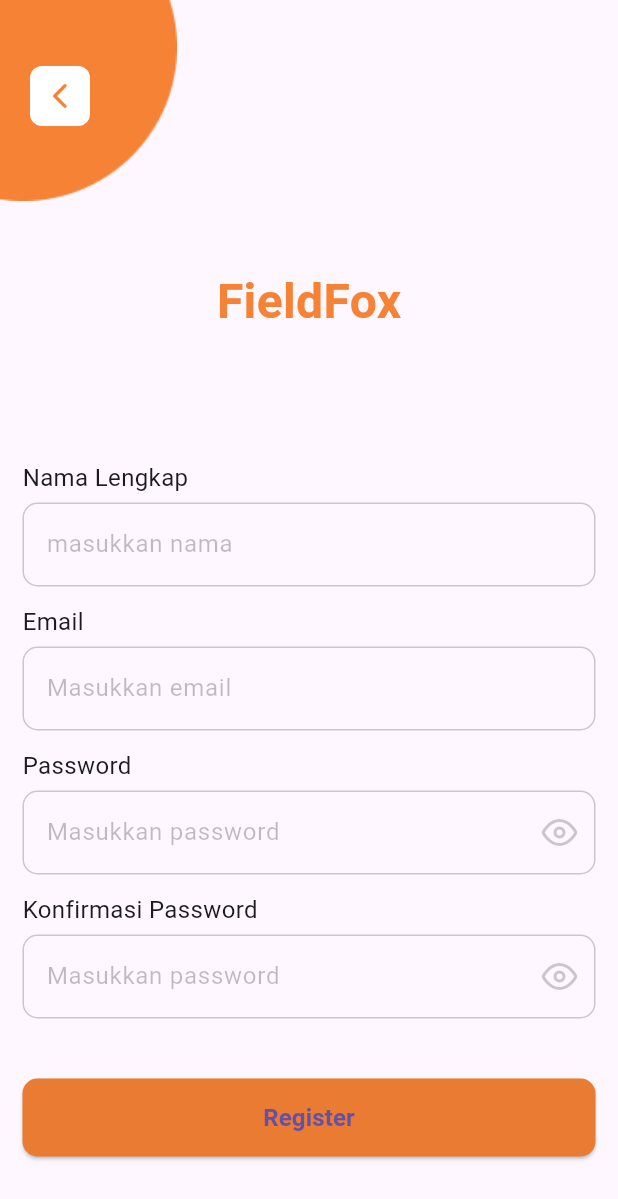
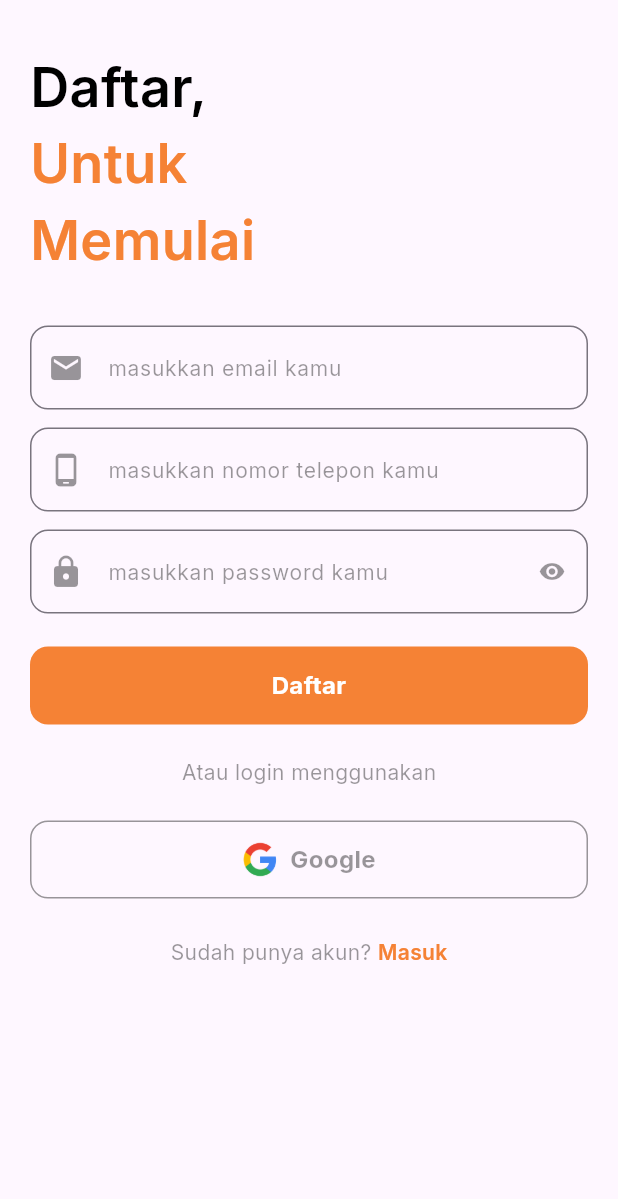
Before and after one commit to GuidoAugusta/FieldFox, a Flutter app: the RegisterPage screen opened by its route, on a phone screen of 412 x 824 dp. Shown: the top 1199 px of the screen. Run offline on Flutter 3.47's test engine with Material 3 defaults, Android fonts, the phone set to English and light mode, and no system bars; our stand-ins replace carousel_slider, dots_indicator, flutter_feather_icons, google_fonts.

Commit message:
feat : slicing new UI on register page

```diff
--- a/lib/pages/login_page.dart
+++ b/lib/pages/login_page.dart
@@ -183,7 +183,9 @@
                 ),
               ),
               GestureDetector(
-                onTap: () {},
+                onTap: () {
+                  Navigator.pushNamed(context, '/register');
+                },
                 child: Text(
                   'Daftar',
                   style: primaryTextStyle.copyWith(
@@ -192,11 +194,11 @@
                   ),
                 ),
               ),
-              const SizedBox(
-                height: 179,
-              ),
             ],
-          )
+          ),
+          const SizedBox(
+            height: 179,
+          ),
         ],
       ),
     );
--- a/lib/pages/register_page.dart
+++ b/lib/pages/register_page.dart
@@ -1,256 +1,213 @@
-import 'package:field_fox/pages/main_page.dart';
+import 'package:field_fox/shared/themes/theme.dart';
+import 'package:field_fox/widgets/button.dart';
 import 'package:flutter/material.dart';
-import 'package:flutter_feather_icons/flutter_feather_icons.dart';
 
-class RegisterPage extends StatefulWidget {
+class RegisterPage extends StatelessWidget {
   const RegisterPage({super.key});
-
-  @override
-  State<RegisterPage> createState() => _RegisterPageState();
-}
-
-class _RegisterPageState extends State<RegisterPage> {
-  // status show password
-  bool _isPasswordObscure = true;
-  bool _isPasswordConfirmationObscure = true;
 
   @override
   Widget build(BuildContext context) {
     return Scaffold(
       body: ListView(
-        padding: EdgeInsets.zero,
+        padding: const EdgeInsets.symmetric(horizontal: 20),
         children: [
-          Row(
-            mainAxisAlignment: MainAxisAlignment.start,
-            children: [
-              Stack(
+          const SizedBox(
+            height: 32,
+          ),
+          Text(
+            'Daftar,',
+            style: blackTextStyle.copyWith(
+              fontSize: 36,
+              fontWeight: semiBold,
+            ),
+          ),
+          Text(
+            'Untuk',
+            style: primaryTextStyle.copyWith(
+              fontSize: 36,
+              fontWeight: semiBold,
+            ),
+          ),
+          Text(
+            'Memulai',
+            style: primaryTextStyle.copyWith(
+              fontSize: 36,
+              fontWeight: semiBold,
+            ),
+          ),
+          const SizedBox(
+            height: 32,
+          ),
+          TextField(
+            decoration: InputDecoration(
+              prefixIcon: Icon(
+                Icons.email,
+                color: blackColor.withOpacity(0.4),
+              ),
+              hintText: 'masukkan email kamu',
+              hintStyle: blackTextStyle.copyWith(
+                fontWeight: normal,
+                fontSize: 14,
+                color: blackColor.withOpacity(0.4),
+              ),
+              border: OutlineInputBorder(
+                borderRadius: BorderRadius.circular(12),
+              ),
+              focusedBorder: OutlineInputBorder(
+                borderRadius: BorderRadius.circular(12),
+                borderSide: BorderSide(
+                  color: primaryColor,
+                ),
+              ),
+            ),
+          ),
+          const SizedBox(
+            height: 12,
+          ),
+          TextField(
+            decoration: InputDecoration(
+              prefixIcon: Icon(
+                Icons.phone_android_rounded,
+                color: blackColor.withOpacity(0.4),
+              ),
+              hintText: 'masukkan nomor telepon kamu',
+              hintStyle: blackTextStyle.copyWith(
+                fontWeight: normal,
+                fontSize: 14,
+                color: blackColor.withOpacity(0.4),
+              ),
+              border: OutlineInputBorder(
+                borderRadius: BorderRadius.circular(12),
+              ),
+              focusedBorder: OutlineInputBorder(
+                borderRadius: BorderRadius.circular(12),
+                borderSide: BorderSide(
+                  color: primaryColor,
+                ),
+              ),
+            ),
+          ),
+          const SizedBox(
+            height: 12,
+          ),
+          TextField(
+            obscureText: true,
+            decoration: InputDecoration(
+              prefixIcon: Icon(
+                Icons.lock,
+                color: blackColor.withOpacity(0.4),
+              ),
+              suffixIcon: Icon(
+                Icons.visibility,
+                color: blackColor.withOpacity(0.4),
+                size: 18,
+              ),
+              hintText: 'masukkan password kamu',
+              hintStyle: blackTextStyle.copyWith(
+                fontWeight: normal,
+                fontSize: 14,
+                color: blackColor.withOpacity(0.4),
+              ),
+              border: OutlineInputBorder(
+                borderRadius: BorderRadius.circular(12),
+              ),
+              focusedBorder: OutlineInputBorder(
+                borderRadius: BorderRadius.circular(12),
+                borderSide: BorderSide(
+                  color: primaryColor,
+                ),
+              ),
+            ),
+          ),
+          const SizedBox(
+            height: 22,
+          ),
+          PrimaryButton(
+            title: 'Daftar',
+            onTap: () {},
+          ),
+          const SizedBox(
+            height: 22,
+          ),
+          Center(
+            child: Text(
+              'Atau login menggunakan',
+              style: blackTextStyle.copyWith(
+                fontWeight: normal,
+                fontSize: 14,
+                color: blackColor.withOpacity(0.4),
+              ),
+            ),
+          ),
+          const SizedBox(
+            height: 22,
+          ),
+          InkWell(
+            onTap: () {},
+            child: Container(
+              height: 52,
+              width: double.infinity,
+              decoration: BoxDecoration(
+                borderRadius: BorderRadius.circular(12),
+                border: Border.all(
+                  color: blackColor.withOpacity(0.4),
+                ),
+              ),
+              child: Row(
+                mainAxisAlignment: MainAxisAlignment.center,
                 children: [
-                  Image.asset('assets/ellipse2.png'),
-                  Padding(
-                    padding: const EdgeInsets.only(top: 44, left: 20),
-                    child: InkWell(
-                      onTap: () {
-                        Navigator.pop(context);
-                      },
-                      child: Container(
-                        width: 40,
-                        height: 40,
-                        decoration: BoxDecoration(
-                          color: Colors.white,
-                          borderRadius: BorderRadius.circular(8),
-                        ),
-                        child: Icon(
-                          Icons.arrow_back_ios_new_rounded,
-                          size: 20,
-                          color: Color(0xFFF58235),
-                        ),
-                      ),
+                  Image.asset(
+                    'assets/ic_google.png',
+                    width: 24,
+                    height: 24,
+                  ),
+                  const SizedBox(
+                    width: 8,
+                  ),
+                  Text(
+                    'Google',
+                    style: blackTextStyle.copyWith(
+                      fontSize: 16,
+                      fontWeight: bold,
+                      color: blackColor.withOpacity(0.4),
                     ),
+                    textAlign: TextAlign.center,
                   ),
                 ],
               ),
+            ),
+          ),
+          const SizedBox(
+            height: 26,
+          ),
+          Row(
+            mainAxisAlignment: MainAxisAlignment.center,
+            children: [
+              Text(
+                'Sudah punya akun? ',
+                style: blackTextStyle.copyWith(
+                  fontWeight: normal,
+                  fontSize: 14,
+                  color: blackColor.withOpacity(0.4),
+                ),
+              ),
+              GestureDetector(
+                onTap: () {
+                  Navigator.pushNamed(context, '/login');
+                },
+                child: Text(
+                  'Masuk',
+                  style: primaryTextStyle.copyWith(
+                    fontWeight: semiBold,
+                    fontSize: 14,
+                  ),
+                ),
+              ),
             ],
           ),
-          SizedBox(
-            height: 44,
+          const SizedBox(
+            height: 179,
           ),
-          Center(
-            child: Text(
-              'FieldFox',
-              style: TextStyle(
-                  fontSize: 32,
-                  fontWeight: FontWeight.w700,
-                  color: Color(0xFFF58235)),
-            ),
-          ),
-          SizedBox(
-            height: 83,
-          ),
-          Padding(
-            padding: EdgeInsets.only(left: 15, right: 15),
-            child: Column(
-              crossAxisAlignment: CrossAxisAlignment.start,
-              children: [
-                Text(
-                  'Nama Lengkap',
-                  style: TextStyle(fontSize: 16),
-                ),
-                SizedBox(
-                  height: 5,
-                ),
-                TextField(
-                  decoration: InputDecoration(
-                    hintText: 'masukkan nama',
-                    hintStyle: TextStyle(color: Color(0x40000000)),
-                    hoverColor: Colors.transparent,
-                    enabledBorder: OutlineInputBorder(
-                      borderRadius: BorderRadius.circular(10),
-                      borderSide: BorderSide(
-                        color: Color(0x33000000),
-                      ),
-                    ),
-                    focusedBorder: OutlineInputBorder(
-                      borderRadius: BorderRadius.circular(10),
-                      borderSide: BorderSide(
-                        color: Color(0x33000000),
-                      ),
-                    ),
-                  ),
-                ),
-                SizedBox(
-                  height: 12,
-                ),
-                Text(
-                  'Email',
-                  style: TextStyle(fontSize: 16),
-                ),
-                SizedBox(
-                  height: 5,
-                ),
-                TextField(
-                  decoration: InputDecoration(
-                    hintText: 'Masukkan email',
-                    hintStyle: TextStyle(color: Color(0x40000000)),
-                    hoverColor: Colors.transparent,
-                    enabledBorder: OutlineInputBorder(
-                      borderRadius: BorderRadius.circular(10),
-                      borderSide: BorderSide(
-                        color: Color(0x33000000),
-                      ),
-                    ),
-                    focusedBorder: OutlineInputBorder(
-                      borderRadius: BorderRadius.circular(10),
-                      borderSide: BorderSide(
-                        color: Color(0x33000000),
-                      ),
-                    ),
-                  ),
-                ),
-                SizedBox(
-                  height: 12,
-                ),
-                Text(
-                  'Password',
-                  style: TextStyle(fontSize: 16),
-                ),
-                SizedBox(
-                  height: 5,
-                ),
-                TextField(
-                  decoration: InputDecoration(
-                    suffixIcon: IconButton(
-                      splashColor: Colors.transparent,
-                      highlightColor: Colors.transparent,
-                      onPressed: () {
-                        setState(() {
-                          _isPasswordObscure = !_isPasswordObscure;
-                        });
-                      },
-                      icon: Icon(
-                        _isPasswordObscure
-                            ? FeatherIcons.eye
-                            : FeatherIcons.eyeOff,
-                        color: Color(0x33000000),
-                      ),
-                    ),
-                    hintText: 'Masukkan password',
-                    hintStyle: TextStyle(color: Color(0x40000000)),
-                    hoverColor: Colors.transparent,
-                    enabledBorder: OutlineInputBorder(
-                      borderRadius: BorderRadius.circular(10),
-                      borderSide: BorderSide(
-                        color: Color(0x33000000),
-                      ),
-                    ),
-                    focusedBorder: OutlineInputBorder(
-                      borderRadius: BorderRadius.circular(10),
-                      borderSide: BorderSide(
-                        color: Color(0x33000000),
-                      ),
-                    ),
-                  ),
-                  obscureText: _isPasswordObscure,
-                  obscuringCharacter: '●',
-                ),
-                SizedBox(
-                  height: 12,
-                ),
-                Text(
-                  'Konfirmasi Password',
-                  style: TextStyle(fontSize: 16),
-                ),
-                SizedBox(
-                  height: 5,
-                ),
-                TextField(
-                  decoration: InputDecoration(
-                    suffixIcon: IconButton(
-                      splashColor: Colors.transparent,
-                      highlightColor: Colors.transparent,
-                      onPressed: () {
-                        setState(() {
-                          _isPasswordConfirmationObscure =
-                              !_isPasswordConfirmationObscure;
-                        });
-                      },
-                      icon: Icon(
-                        _isPasswordConfirmationObscure
-                            ? FeatherIcons.eye
-                            : FeatherIcons.eyeOff,
-                        color: Color(0x33000000),
-                      ),
-                    ),
-                    hintText: 'Masukkan password',
-                    hintStyle: TextStyle(color: Color(0x40000000)),
-                    hoverColor: Colors.transparent,
-                    enabledBorder: OutlineInputBorder(
-                      borderRadius: BorderRadius.circular(10),
-                      borderSide: BorderSide(
-                        color: Color(0x33000000),
-                      ),
-                    ),
-                    focusedBorder: OutlineInputBorder(
-                      borderRadius: BorderRadius.circular(10),
-                      borderSide: BorderSide(
-                        color: Color(0x33000000),
-                      ),
-                    ),
-                  ),
-                  obscureText: _isPasswordConfirmationObscure,
-                  obscuringCharacter: '●',
-                ),
-                SizedBox(
-                  height: 10,
-                ),
-                SizedBox(
-                  height: 30,
-                ),
-                Center(
-                  child: ElevatedButton(
-                    style: ElevatedButton.styleFrom(
-                      surfaceTintColor: Colors.black,
-                      shape: RoundedRectangleBorder(
-                        borderRadius: BorderRadius.circular(10),
-                      ),
-                      backgroundColor: Color(0xFFF58235),
-                      minimumSize: Size(double.infinity, 52),
-                    ),
-                    onPressed: () {
-                      currentIndex = 0;
-                      Navigator.pushNamed(context, '/mainpage');
-                    },
-                    child: Text(
-                      'Register',
-                      style: TextStyle(
-                        fontSize: 16,
-                        fontWeight: FontWeight.w700,
-                      ),
-                    ),
-                  ),
-                ),
-              ],
-            ),
-          )
         ],
       ),
     );
```
